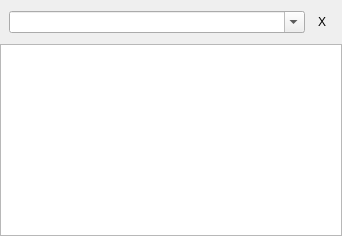
Old version of the form dialog.ui in the repository lxqt/lxqt-runner.
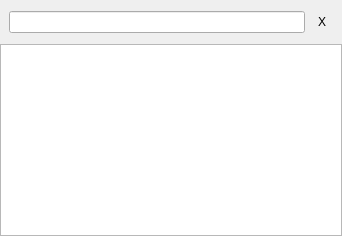
New version of the form. Custom widgets are drawn as their Qt base class.

Patch:
```diff
--- a/dialog.ui
+++ b/dialog.ui
@@ -79,11 +79,7 @@
        </widget>
       </item>
       <item>
-       <widget class="CommandComboBox" name="commandEd">
-        <property name="editable">
-         <bool>true</bool>
-        </property>
-       </widget>
+       <widget class="QLineEdit" name="commandEd"/>
       </item>
       <item>
        <widget class="QToolButton" name="closeButton">
@@ -146,11 +142,6 @@
    <header>widgets.h</header>
    <container>1</container>
   </customwidget>
-  <customwidget>
-   <class>CommandComboBox</class>
-   <extends>QComboBox</extends>
-   <header>widgets.h</header>
-  </customwidget>
  </customwidgets>
  <tabstops>
   <tabstop>closeButton</tabstop>
```
